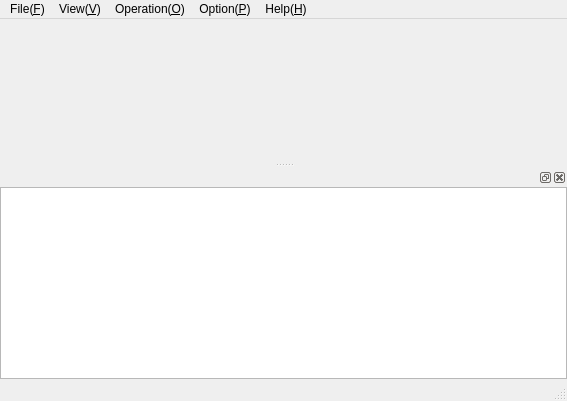
The window that mainwindow.ui (haraki/farman) describes before a commit, drawn with Qt 5.
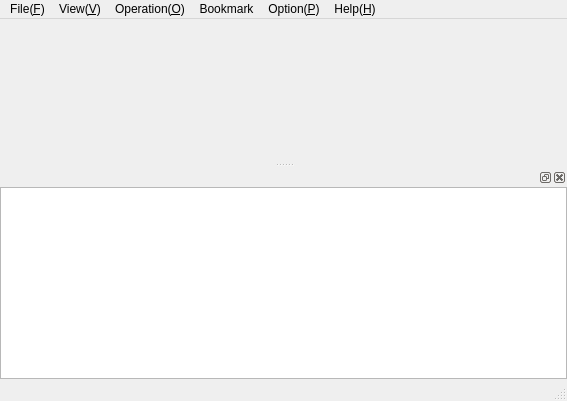
The same window after the commit.

Commit message: add bookmark menu.(refs #78)

The edit to the form file:
```diff
--- a/mainwindow.ui
+++ b/mainwindow.ui
@@ -121,9 +121,18 @@
     <addaction name="actionPreferences"/>
     <addaction name="actionConsole"/>
    </widget>
+   <widget class="QMenu" name="menuBookmark">
+    <property name="title">
+     <string>Bookmark</string>
+    </property>
+    <addaction name="actionBookmark"/>
+    <addaction name="actionSelectStorageBookmark"/>
+    <addaction name="actionEdit_Bookmark"/>
+   </widget>
    <addaction name="menuFile"/>
    <addaction name="menuView"/>
    <addaction name="menuOperation"/>
+   <addaction name="menuBookmark"/>
    <addaction name="menuOption"/>
    <addaction name="menuHelp"/>
   </widget>
```
Left out of the diff: 20 changed lines with no effect on the pictures. The commit also changes 4 other files.
